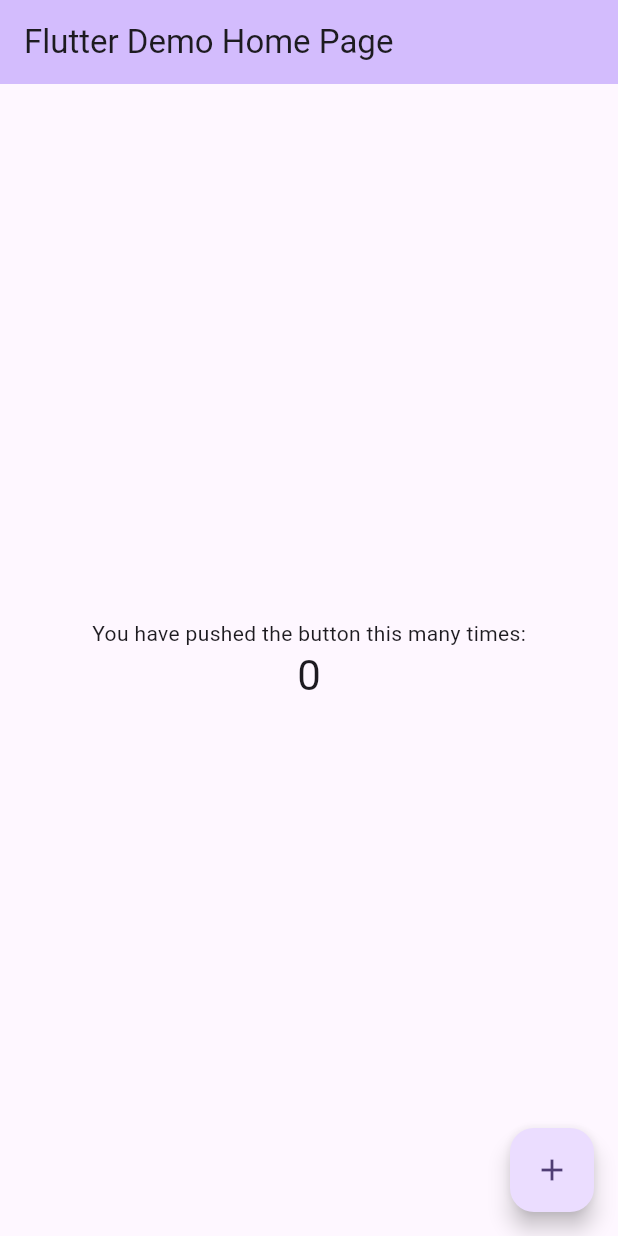
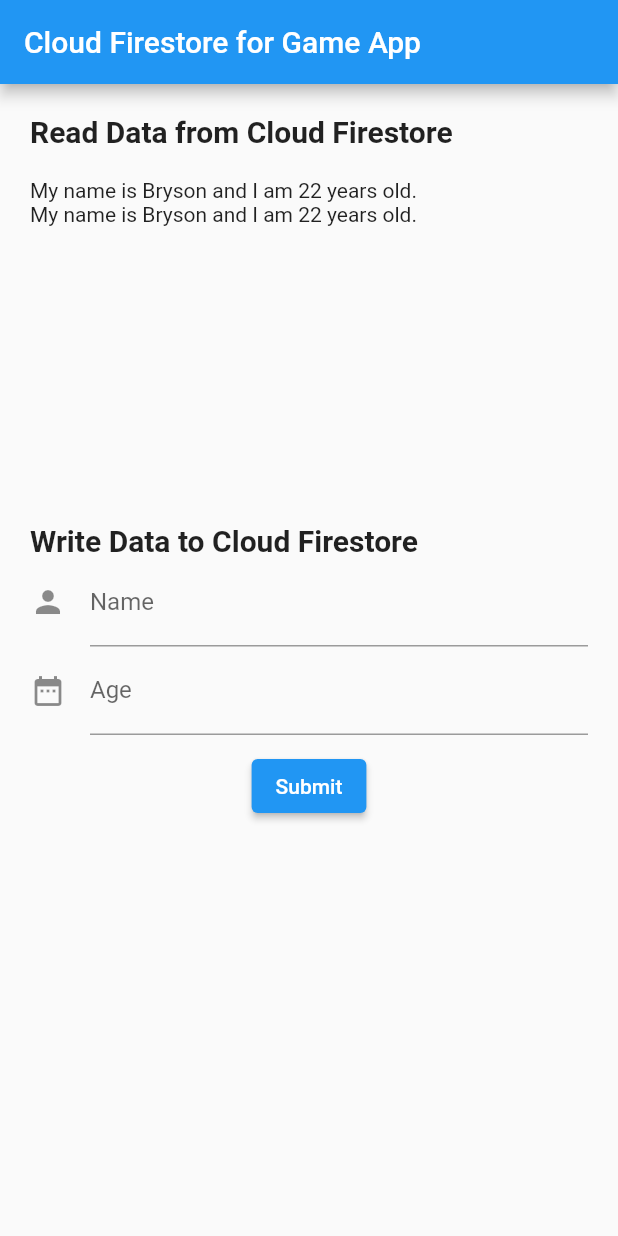
Before and after one commit to CaptGrizzly/Phone_Game_App, a Flutter app: the screen it shows after launch, on a phone screen of 412 x 824 dp. Run offline on Flutter 3.47's test engine with Material 2 defaults, Android fonts, the phone set to English and light mode, and no system bars; our stand-ins replace firebase_core; accounts and stored records are empty.

```diff
--- a/lib/main.dart
+++ b/lib/main.dart
@@ -1,125 +1,120 @@
+import 'package:firebase_core/firebase_core.dart';
 import 'package:flutter/material.dart';
 
-void main() {
-  runApp(const MyApp());
+Future<void> main() async {
+  WidgetsFlutterBinding.ensureInitialized();
+  await Firebase.initializeApp();
+  runApp(MyApp());
 }
-
 class MyApp extends StatelessWidget {
-  const MyApp({super.key});
-
-  // This widget is the root of your application.
   @override
   Widget build(BuildContext context) {
-    return MaterialApp(
-      title: 'Flutter Demo',
-      theme: ThemeData(
-        // This is the theme of your application.
-        //
-        // TRY THIS: Try running your application with "flutter run". You'll see
-        // the application has a blue toolbar. Then, without quitting the app,
-        // try changing the seedColor in the colorScheme below to Colors.green
-        // and then invoke "hot reload" (save your changes or press the "hot
-        // reload" button in a Flutter-supported IDE, or press "r" if you used
-        // the command line to start the app).
-        //
-        // Notice that the counter didn't reset back to zero; the application
-        // state is not lost during the reload. To reset the state, use hot
-        // restart instead.
-        //
-        // This works for code too, not just values: Most code changes can be
-        // tested with just a hot reload.
-        colorScheme: ColorScheme.fromSeed(seedColor: Colors.deepPurple),
-        useMaterial3: true,
-      ),
-      home: const MyHomePage(title: 'Flutter Demo Home Page'),
+    return MaterialApp (
+      home: HomeScreen(),
     );
   }
 }
 
-class MyHomePage extends StatefulWidget {
-  const MyHomePage({super.key, required this.title});
-
-  // This widget is the home page of your application. It is stateful, meaning
-  // that it has a State object (defined below) that contains fields that affect
-  // how it looks.
-
-  // This class is the configuration for the state. It holds the values (in this
-  // case the title) provided by the parent (in this case the App widget) and
-  // used by the build method of the State. Fields in a Widget subclass are
-  // always marked "final".
-
-  final String title;
-
-  @override
-  State<MyHomePage> createState() => _MyHomePageState();
-}
-
-class _MyHomePageState extends State<MyHomePage> {
-  int _counter = 0;
-
-  void _incrementCounter() {
-    setState(() {
-      // This call to setState tells the Flutter framework that something has
-      // changed in this State, which causes it to rerun the build method below
-      // so that the display can reflect the updated values. If we changed
-      // _counter without calling setState(), then the build method would not be
-      // called again, and so nothing would appear to happen.
-      _counter++;
-    });
-  }
-
+class HomeScreen extends StatelessWidget{
   @override
   Widget build(BuildContext context) {
-    // This method is rerun every time setState is called, for instance as done
-    // by the _incrementCounter method above.
-    //
-    // The Flutter framework has been optimized to make rerunning build methods
-    // fast, so that you can just rebuild anything that needs updating rather
-    // than having to individually change instances of widgets.
     return Scaffold(
       appBar: AppBar(
-        // TRY THIS: Try changing the color here to a specific color (to
-        // Colors.amber, perhaps?) and trigger a hot reload to see the AppBar
-        // change color while the other colors stay the same.
-        backgroundColor: Theme.of(context).colorScheme.inversePrimary,
-        // Here we take the value from the MyHomePage object that was created by
-        // the App.build method, and use it to set our appbar title.
-        title: Text(widget.title),
+        title: const Text('Cloud Firestore for Game App'),
       ),
-      body: Center(
-        // Center is a layout widget. It takes a single child and positions it
-        // in the middle of the parent.
+      body: Padding(
+        padding: const EdgeInsets.all(20.0),
         child: Column(
-          // Column is also a layout widget. It takes a list of children and
-          // arranges them vertically. By default, it sizes itself to fit its
-          // children horizontally, and tries to be as tall as its parent.
-          //
-          // Column has various properties to control how it sizes itself and
-          // how it positions its children. Here we use mainAxisAlignment to
-          // center the children vertically; the main axis here is the vertical
-          // axis because Columns are vertical (the cross axis would be
-          // horizontal).
-          //
-          // TRY THIS: Invoke "debug painting" (choose the "Toggle Debug Paint"
-          // action in the IDE, or press "p" in the console), to see the
-          // wireframe for each widget.
-          mainAxisAlignment: MainAxisAlignment.center,
-          children: <Widget>[
+          crossAxisAlignment: CrossAxisAlignment.start,
+          children: [
             const Text(
-              'You have pushed the button this many times:',
+              'Read Data from Cloud Firestore',
+              style: TextStyle(fontSize: 20, fontWeight: FontWeight.w600),
             ),
-            Text(
-              '$_counter',
-              style: Theme.of(context).textTheme.headlineMedium,
+            Container(
+              height: 250,
+              padding: const EdgeInsets.symmetric(vertical: 20),
+              child: ListView.builder(
+                itemCount: 2,
+                itemBuilder: (context, index) {
+                  return const Text('My name is Bryson and I am 22 years old.');
+                },
+              ),
             ),
+            const Text(
+              'Write Data to Cloud Firestore',
+              style: TextStyle(fontSize:20, fontWeight: FontWeight.w600),
+            ),
+            MyCustomForm()
           ],
         ),
       ),
-      floatingActionButton: FloatingActionButton(
-        onPressed: _incrementCounter,
-        tooltip: 'Increment',
-        child: const Icon(Icons.add),
-      ), // This trailing comma makes auto-formatting nicer for build methods.
     );
   }
 }
+
+class MyCustomForm extends StatefulWidget{
+  @override
+  MyCustomFormState createState() {
+    return MyCustomFormState();
+  }
+}
+
+class MyCustomFormState extends State<MyCustomForm> {
+  final _formKey = GlobalKey<FormState>();
+
+  @override
+  Widget build(BuildContext context){
+    return Form(
+      key: _formKey,
+      child:Column(
+        crossAxisAlignment: CrossAxisAlignment.start,
+        children: <Widget>[
+          TextFormField(
+            decoration: const InputDecoration(
+              icon: Icon(Icons.person),
+              hintText: 'What\'s Your Name?',
+              labelText: 'Name',
+            ),
+            onChanged: (value) {},
+            validator: (value) {
+              if (value == null || value.isEmpty) {
+                return 'Please enter some text';
+              }
+              return null;
+            },
+          ),
+          TextFormField(
+            decoration: const InputDecoration(
+              icon: Icon(Icons.date_range),
+              hintText: 'What\'s Your age?',
+              labelText: 'Age',
+            ),
+            onChanged: (value) {},
+            validator: (value) {
+              if (value == null || value.isEmpty) {
+                return 'Please enter some text';
+              }
+              return null;
+            },
+          ),
+          const SizedBox(height: 10),
+          Center(
+            child: ElevatedButton(
+              onPressed: () {
+                if (_formKey.currentState!.validate()) {
+                  ScaffoldMessenger.of(context).showSnackBar(
+                    const SnackBar(
+                      content: Text('Sending Data to Cloud Firestore'),
+                    ),
+                  );
+                }
+              },
+              child: const Text('Submit'),
+            ),
+          ),
+        ],
+      ),
+    );
+  }
+}
--- a/pubspec.yaml
+++ b/pubspec.yaml
@@ -35,6 +35,7 @@ dependencies:
   # The following adds the Cupertino Icons font to your application.
   # Use with the CupertinoIcons class for iOS style icons.
   cupertino_icons: ^1.0.2
+  firebase_core: ^2.22.0
 
 dev_dependencies:
   flutter_test:
```
Also changed, not shown: pubspec.lock, 4 other files.
